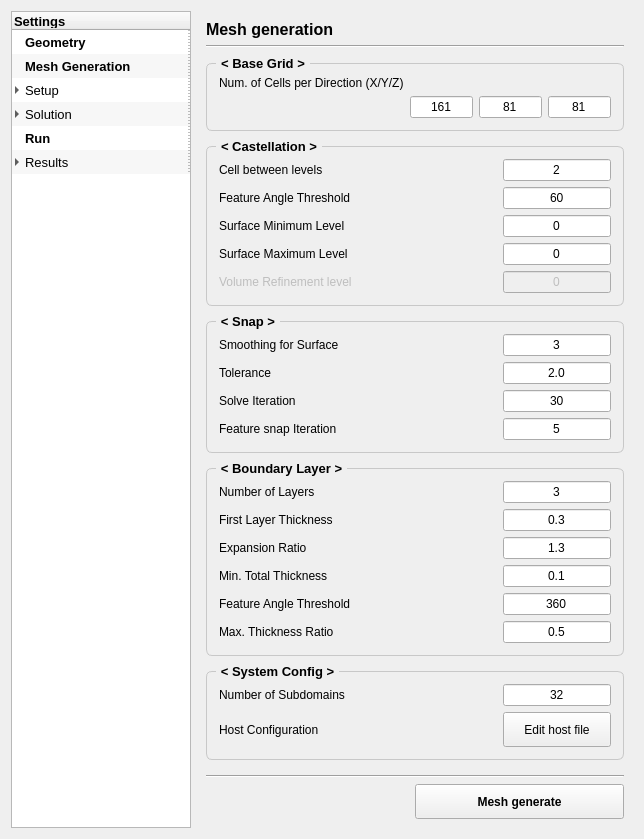
Old version of the form view/main/center_form.ui in the repository thisisHenney/BipropThrust.
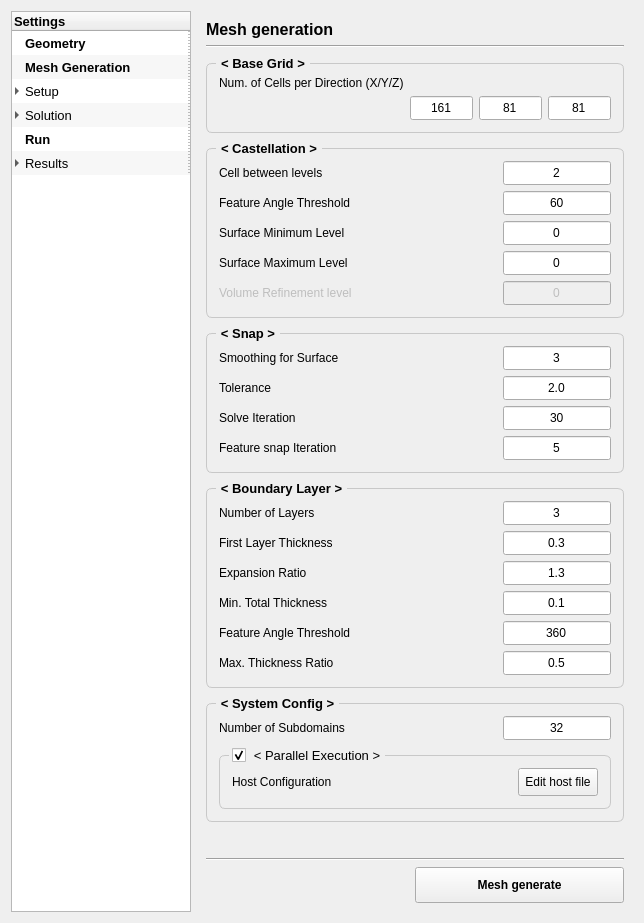
New version of the form. The open tabs and pages were chosen to show the change.

Commit message:
Add parallel execution persistence, UI improvements, and run time tracking
- Save/restore parallel execution checkbox state (groupBox_18/19) via app_data
- Add hostfile toggle for mesh generation and solver run
- Add ComboBox dropdown arrows via QPainter-generated PNGs
- Add start/finish time display for mesh generation and solver
- Fix Position Picking button disable when no tree item selected
- Add parent tree item auto-expand and first child selection
- Style VTK bottom toolbar, status bar font size, theme refinements
- Add global exception hook for better error tracing

```diff
--- a/view/main/center_form.ui
+++ b/view/main/center_form.ui
@@ -7,7 +7,7 @@
     <x>0</x>
     <y>0</y>
     <width>644</width>
-    <height>839</height>
+    <height>923</height>
    </rect>
   </property>
   <property name="windowTitle">
@@ -105,6 +105,7 @@
           </property>
           <property name="font">
            <font>
+            <pointsize>10</pointsize>
             <bold>true</bold>
            </font>
           </property>
@@ -769,7 +770,7 @@
                 <x>0</x>
                 <y>0</y>
                 <width>378</width>
-                <height>714</height>
+                <height>776</height>
                </rect>
               </property>
               <layout class="QVBoxLayout" name="verticalLayout_5">
@@ -843,6 +844,12 @@
                         <verstretch>0</verstretch>
                        </sizepolicy>
                       </property>
+                      <property name="minimumSize">
+                       <size>
+                        <width>0</width>
+                        <height>24</height>
+                       </size>
+                      </property>
                       <property name="font">
                        <font>
                         <pointsize>9</pointsize>
@@ -865,6 +872,12 @@
                         <verstretch>0</verstretch>
                        </sizepolicy>
                       </property>
+                      <property name="minimumSize">
+                       <size>
+                        <width>0</width>
+                        <height>24</height>
+                       </size>
+                      </property>
                       <property name="font">
                        <font>
                         <pointsize>9</pointsize>
@@ -887,6 +900,12 @@
                         <verstretch>0</verstretch>
                        </sizepolicy>
                       </property>
+                      <property name="minimumSize">
+                       <size>
+                        <width>0</width>
+                        <height>24</height>
+                       </size>
+                      </property>
                       <property name="font">
                        <font>
                         <pointsize>9</pointsize>
@@ -970,6 +989,12 @@
                       <verstretch>0</verstretch>
                      </sizepolicy>
                     </property>
+                    <property name="minimumSize">
+                     <size>
+                      <width>0</width>
+                      <height>24</height>
+                     </size>
+                    </property>
                     <property name="font">
                      <font>
                       <pointsize>9</pointsize>
@@ -992,6 +1017,12 @@
                       <verstretch>0</verstretch>
                      </sizepolicy>
                     </property>
+                    <property name="minimumSize">
+                     <size>
+                      <width>0</width>
+                      <height>24</height>
+                     </size>
+                    </property>
                     <property name="font">
                      <font>
                       <pointsize>9</pointsize>
@@ -1027,6 +1058,12 @@
                       <verstretch>0</verstretch>
                      </sizepolicy>
                     </property>
+                    <property name="minimumSize">
+                     <size>
+                      <width>0</width>
+                      <height>24</height>
+                     </size>
+                    </property>
                     <property name="font">
                      <font>
                       <pointsize>9</pointsize>
@@ -1078,6 +1115,12 @@
                       <verstretch>0</verstretch>
                      </sizepolicy>
                     </property>
+                    <property name="minimumSize">
+                     <size>
+                      <width>0</width>
+                      <height>24</height>
+                     </size>
+                    </property>
                     <property name="font">
                      <font>
                       <pointsize>9</pointsize>
@@ -1100,6 +1143,12 @@
                       <verstretch>0</verstretch>
                      </sizepolicy>
                     </property>
+                    <property name="minimumSize">
+                     <size>
+                      <width>0</width>
+                      <height>24</height>
+                     </size>
+                    </property>
                     <property name="font">
                      <font>
                       <pointsize>9</pointsize>
@@ -1196,6 +1245,12 @@
                       <verstretch>0</verstretch>
                      </sizepolicy>
                     </property>
+                    <property name="minimumSize">
+                     <size>
+                      <width>0</width>
+                      <height>24</height>
+                     </size>
+                    </property>
                     <property name="font">
                      <font>
                       <pointsize>9</pointsize>
@@ -1231,6 +1286,12 @@
                       <verstretch>0</verstretch>
                      </sizepolicy>
                     </property>
+                    <property name="minimumSize">
+                     <size>
+                      <width>0</width>
+                      <height>24</height>
+                     </size>
+                    </property>
                     <property name="font">
                      <font>
                       <pointsize>9</pointsize>
@@ -1253,6 +1314,12 @@
                       <verstretch>0</verstretch>
                      </sizepolicy>
                     </property>
+                    <property name="minimumSize">
+                     <size>
+                      <width>0</width>
+                      <height>24</height>
+                     </size>
+                    </property>
                     <property name="font">
                      <font>
                       <pointsize>9</pointsize>
@@ -1275,6 +1342,12 @@
                       <verstretch>0</verstretch>
                      </sizepolicy>
                     </property>
+                    <property name="minimumSize">
+                     <size>
+                      <width>0</width>
+                      <height>24</height>
+                     </size>
+                    </property>
                     <property name="font">
                      <font>
                       <pointsize>9</pointsize>
@@ -1394,6 +1467,12 @@
                       <verstretch>0</verstretch>
                      </sizepolicy>
                     </property>
+                    <property name="minimumSize">
+                     <size>
+                      <width>0</width>
+                      <height>24</height>
+                     </size>
+                    </property>
                     <property name="font">
                      <font>
                       <pointsize>9</pointsize>
@@ -1455,6 +1534,12 @@
                       <verstretch>0</verstretch>
                      </sizepolicy>
                     </property>
+                    <property name="minimumSize">
+                     <size>
+                      <width>0</width>
+                      <height>24</height>
+                     </size>
+                    </property>
                     <property name="font">
                      <font>
                       <pointsize>9</pointsize>
@@ -1477,6 +1562,12 @@
                       <verstretch>0</verstretch>
                      </sizepolicy>
                     </property>
+                    <property name="minimumSize">
+                     <size>
+                      <width>0</width>
+                      <height>24</height>
+                     </size>
+                    </property>
                     <property name="font">
                      <font>
                       <pointsize>9</pointsize>
@@ -1499,6 +1590,12 @@
                       <verstretch>0</verstretch>
                      </sizepolicy>
                     </property>
+                    <property name="minimumSize">
+                     <size>
+                      <width>0</width>
+                      <height>24</height>
+                     </size>
+                    </property>
                     <property name="font">
                      <font>
                       <pointsize>9</pointsize>
@@ -1534,6 +1631,12 @@
                       <verstretch>0</verstretch>
                      </sizepolicy>
                     </property>
+                    <property name="minimumSize">
+                     <size>
+                      <width>0</width>
+                      <height>24</height>
+                     </size>
+                    </property>
                     <property name="font">
                      <font>
                       <pointsize>9</pointsize>
@@ -1556,6 +1659,12 @@
                       <verstretch>0</verstretch>
                      </sizepolicy>
                     </property>
+                    <property name="minimumSize">
+                     <size>
+                      <width>0</width>
+                      <height>24</height>
+                     </size>
+                    </property>
                     <property name="font">
                      <font>
                       <pointsize>9</pointsize>
@@ -1628,32 +1737,6 @@
                   <property name="bottomMargin">
                    <number>9</number>
                   </property>
-                  <item row="1" column="0">
-                   <widget class="QLabel" name="label_84">
-                    <property name="font">
-                     <font>
-                      <pointsize>9</pointsize>
-                      <bold>false</bold>
-                     </font>
-                    </property>
-                    <property name="text">
-                     <string>Host Configuration</string>
-                    </property>
-                   </widget>
-                  </item>
-                  <item row="0" column="0">
-                   <widget class="QLabel" name="label_66">
-                    <property name="font">
-                     <font>
-                      <pointsize>9</pointsize>
-                      <bold>false</bold>
-                     </font>
-                    </property>
-                    <property name="text">
-                     <string>Number of Subdomains </string>
-                    </property>
-                   </widget>
-                  </item>
                   <item row="0" column="1">
                    <widget class="QLineEdit" name="edit_number_of_subdomains">
                     <property name="sizePolicy">
@@ -1662,6 +1745,12 @@
                       <verstretch>0</verstretch>
                      </sizepolicy>
                     </property>
+                    <property name="minimumSize">
+                     <size>
+                      <width>0</width>
+                      <height>24</height>
+                     </size>
+                    </property>
                     <property name="font">
                      <font>
                       <pointsize>9</pointsize>
@@ -1676,20 +1765,8 @@
                     </property>
                    </widget>
                   </item>
-                  <item row="1" column="1">
-                   <widget class="QPushButton" name="button_edit_hostfile_mesh">
-                    <property name="sizePolicy">
-                     <sizepolicy hsizetype="Expanding" vsizetype="Fixed">
-                      <horstretch>0</horstretch>
-                      <verstretch>0</verstretch>
-                     </sizepolicy>
-                    </property>
-                    <property name="minimumSize">
-                     <size>
-                      <width>0</width>
-                      <height>35</height>
-                     </size>
-                    </property>
+                  <item row="0" column="0">
+                   <widget class="QLabel" name="label_66">
                     <property name="font">
                      <font>
                       <pointsize>9</pointsize>
@@ -1697,10 +1774,80 @@
                      </font>
                     </property>
                     <property name="text">
-                     <string>Edit host file</string>
+                     <string>Number of Subdomains </string>
                     </property>
                    </widget>
                   </item>
+                  <item row="1" column="0" colspan="2">
+                   <widget class="QGroupBox" name="groupBox_18">
+                    <property name="font">
+                     <font>
+                      <pointsize>10</pointsize>
+                     </font>
+                    </property>
+                    <property name="styleSheet">
+                     <string notr="true">QGroupBox {
+    border: 1px solid;
+    border-radius: 6;
+    margin-top: 9;
+    border-color : #c8c8c8;
+	padding: 3;   
+}
+QGroupBox::title {
+    subcontrol-origin: margin;
+    subcontrol-position: top left;
+    left: 10;
+    padding: 2 3;
+}</string>
+                    </property>
+                    <property name="title">
+                     <string>&lt; Parallel Execution &gt;</string>
+                    </property>
+                    <property name="checkable">
+                     <bool>true</bool>
+                    </property>
+                    <layout class="QGridLayout" name="gridLayout_21" columnstretch="1,0">
+                     <item row="0" column="0">
+                      <widget class="QLabel" name="label_84">
+                       <property name="font">
+                        <font>
+                         <pointsize>9</pointsize>
+                         <bold>false</bold>
+                        </font>
+                       </property>
+                       <property name="text">
+                        <string>Host Configuration</string>
+                       </property>
+                      </widget>
+                     </item>
+                     <item row="0" column="1">
+                      <widget class="QPushButton" name="button_edit_hostfile_mesh">
+                       <property name="sizePolicy">
+                        <sizepolicy hsizetype="Expanding" vsizetype="Fixed">
+                         <horstretch>0</horstretch>
+                         <verstretch>0</verstretch>
+                        </sizepolicy>
+                       </property>
+                       <property name="minimumSize">
+                        <size>
+                         <width>0</width>
+                         <height>28</height>
+                        </size>
+                       </property>
+                       <property name="font">
+                        <font>
+                         <pointsize>9</pointsize>
+                         <bold>false</bold>
+                        </font>
+                       </property>
+                       <property name="text">
+                        <string>Edit host file</string>
+                       </property>
+                      </widget>
+                     </item>
+                    </layout>
+                   </widget>
+                  </item>
                  </layout>
                 </widget>
                </item>
@@ -1760,7 +1907,7 @@
                <property name="minimumSize">
                 <size>
                  <width>0</width>
-                 <height>35</height>
+                 <height>36</height>
                 </size>
                </property>
                <property name="font">
```
Left out of the diff: 817 changed lines with no effect on the pictures. The commit also changes 9 other files.
